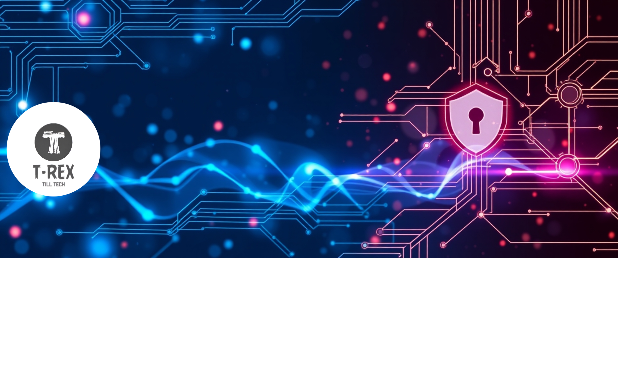
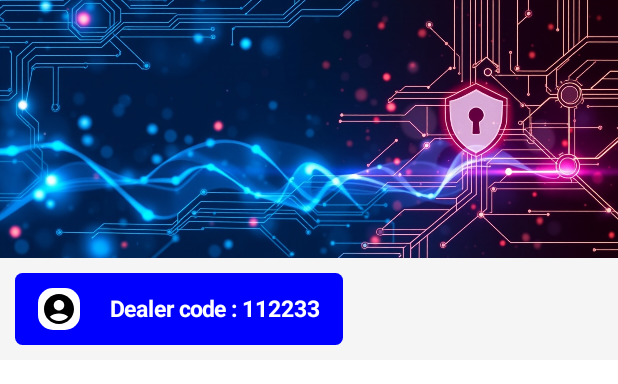
Before and after one commit to RiteshF7/AK48, an Android app built with Jetpack Compose: the @Preview function GreetingPreview, on a phone screen of 412 x 824 dp. Shown: the top 384 px of the screen. Run offline under Robolectric (Android 15) with nearby library versions, the phone set to English and light mode, and no system bars; pictures from the network do not load.

Commit message:
added banner

```diff
--- a/app/build.gradle.kts
+++ b/app/build.gradle.kts
@@ -84,6 +84,8 @@ dependencies {
     implementation("com.google.firebase:firebase-firestore")
     implementation("io.coil-kt:coil:2.7.0")
     implementation("io.coil-kt:coil-compose:2.7.0")
+    implementation("androidx.compose.material:material:1.7.2")
+
 
 
 
--- a/app/src/main/java/com/trex/laxmiemi/ui/components/BannerLarge.kt
+++ b/app/src/main/java/com/trex/laxmiemi/ui/components/BannerLarge.kt
@@ -16,8 +16,13 @@ import androidx.compose.ui.unit.sp
 
 import androidx.compose.foundation.Image
 import androidx.compose.foundation.layout.*
+import androidx.compose.material.Icon
+import androidx.compose.material.icons.Icons
+import androidx.compose.material.icons.filled.AccountCircle
 import androidx.compose.ui.Alignment
 import androidx.compose.ui.graphics.painter.Painter
+import androidx.compose.ui.layout.ContentScale
+import androidx.compose.ui.res.colorResource
 import androidx.compose.ui.res.painterResource
 import androidx.compose.ui.unit.dp
 import coil.compose.rememberImagePainter // For loading images
@@ -26,39 +31,44 @@ import com.trex.laxmiemi.R
 
 @Composable
 fun Banner(
-    backgroundImage: Painter,
-    verticalText: String,
-    rightImage: Painter
+    backgroundImage: Painter, verticalText: String, rightImage: Painter
 ) {
-    Box(
-        modifier = Modifier
-            .fillMaxWidth()
-            .height(200.dp)
-    ) {
-        // Background image
-        Image(
-            painter = backgroundImage,
-            contentDescription = null,
+    Column(modifier = Modifier.background(colorResource(id = R.color.grey_100))) {
+        Box(
+
             modifier = Modifier.fillMaxWidth()
-        )
 
-        // Content overlay
-        Row(
-            modifier = Modifier
-                .fillMaxSize(),
-                verticalAlignment = Alignment.CenterVertically,
-            horizontalArrangement = Arrangement.SpaceBetween // Space between text and right image
         ) {
+            // Background image
             Image(
-                painter = rightImage,
+                painter = backgroundImage,
                 contentDescription = null,
-                modifier = Modifier
-                    .size(80.dp) // Adjust size as needed
-                    .align(Alignment.CenterVertically) // Center vertically
+                modifier = Modifier.fillMaxWidth(),
+                contentScale = ContentScale.FillWidth
             )
 
 
+        }
 
+        Row(
+            Modifier.padding(10.dp),
+            horizontalArrangement = Arrangement.SpaceEvenly,
+            verticalAlignment = Alignment.CenterVertically
+        ) {
+            dealerCodeHolder(dealerCode = "112233")
+        }
+    }
+}
+
+@Composable
+fun UserIcon(name: String) {
+    Box(Modifier.padding(start = 10.dp, end = 10.dp)) {
+        Box(Modifier.background(Color.White, shape = RoundedCornerShape(10.dp))) {
+            Icon(
+                modifier = Modifier.padding(2.dp),
+                imageVector = Icons.Default.AccountCircle,
+                contentDescription = "user icon"
+            )
         }
     }
 }
@@ -66,12 +76,17 @@ fun Banner(
 
 @Composable
 fun dealerCodeHolder(dealerCode: String) {
-    Box(modifier = Modifier.background(Color.Blue, shape = RoundedCornerShape(5.dp))) {
+    Row(
+        modifier = Modifier.background(Color.Blue, shape = RoundedCornerShape(5.dp)).padding(5.dp),
+        verticalAlignment = Alignment.CenterVertically
+    ) {
+        UserIcon(name = "Ritesh")
+
         Text(
-            fontSize = 30.sp,
+            fontSize = 15.sp,
             color = Color.White,
             fontWeight = FontWeight.Bold,
-            text = dealerCode,
+            text = "Dealer code : ${dealerCode}",
             modifier = Modifier.padding(10.dp)
         )
     }
--- /dev/null
+++ b/app/src/main/java/com/trex/laxmiemi/ui/components/UserActionsList.kt
@@ -0,0 +1,8 @@
+package com.trex.laxmiemi.ui.components
+
+import androidx.compose.runtime.Composable
+
+@Composable
+fun UserAction(actionType:String,onClick:()->Unit){
+
+}
```
Also changed, not shown: app/src/main/res/drawable/bg_3.png (added).
